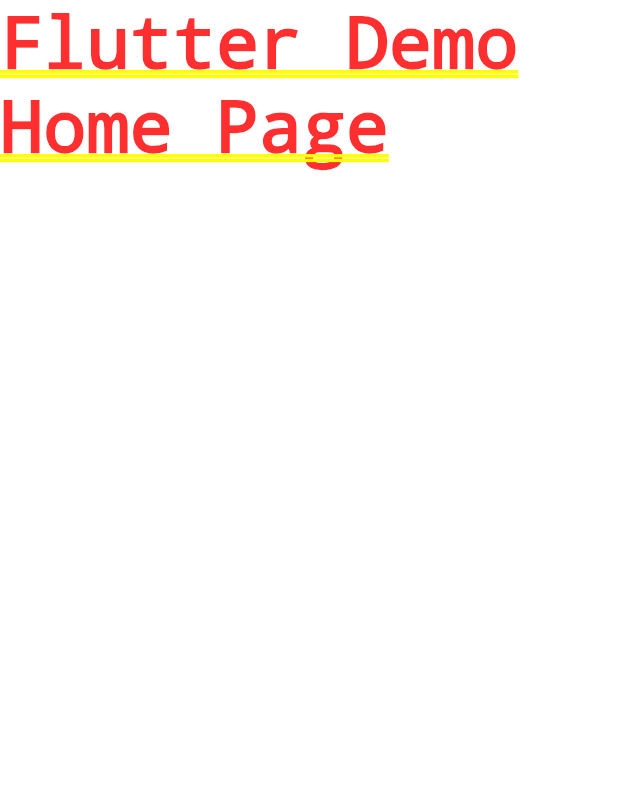
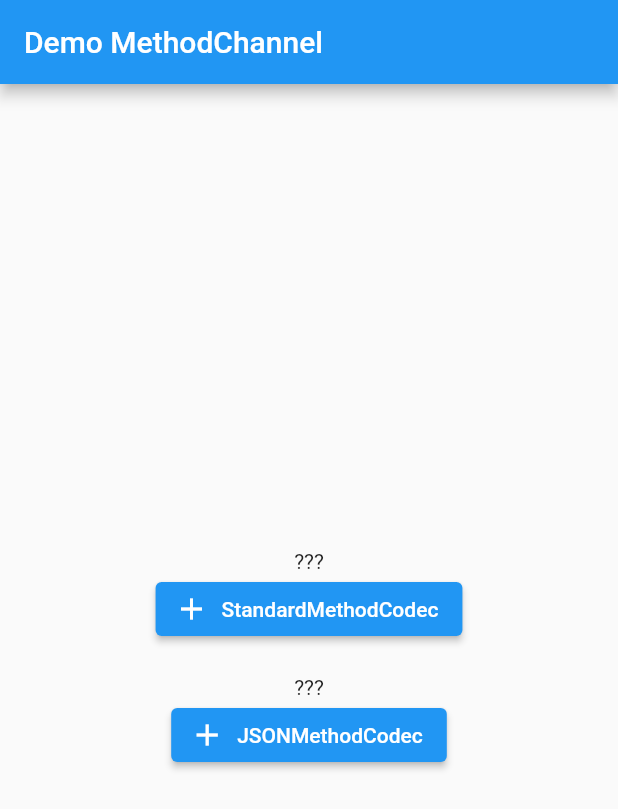
Before and after one commit to bhtri/flutter-platform-channel, a Flutter app: the screen it shows after launch, on a phone screen of 412 x 824 dp. Shown: the top 809 px of the screen. Run offline on Flutter 3.47's test engine with Material 2 defaults, Android fonts, the light colour scheme and no system bars.

Commit message:
🏷️  add floder channel

```diff
--- /dev/null
+++ b/lib/channel/method_channel.dart
@@ -0,0 +1,88 @@
+import 'package:flutter/material.dart';
+import 'package:flutter/services.dart';
+
+class DemoMethodChannel extends StatefulWidget {
+  @override
+  _DemoMethodChannelState createState() => _DemoMethodChannelState();
+}
+
+class _DemoMethodChannelState extends State<DemoMethodChannel> {
+  // Communication between dart & native code is through MethodChannel
+  static const defaultPlatform = MethodChannel('com.flutter/method1');
+  static const platform =
+      MethodChannel('com.flutter/method2', JSONMethodCodec());
+
+  String _deviceInfo1 = '???';
+  String _deviceInfo2 = '???';
+
+  @override
+  Widget build(BuildContext context) {
+    return Scaffold(
+      appBar: AppBar(
+        title: Text('Demo MethodChannel'),
+      ),
+      body: Container(
+        child: Center(
+          child: Column(
+            mainAxisAlignment: MainAxisAlignment.center,
+            children: [
+              Text(_deviceInfo1),
+              ElevatedButton.icon(
+                onPressed: () {
+                  _standardMethodCodec('model');
+                },
+                icon: Icon(Icons.add),
+                label: Text('StandardMethodCodec'),
+              ),
+              SizedBox(height: 20),
+              Text(_deviceInfo2),
+              ElevatedButton.icon(
+                onPressed: () {
+                  _jsonMethodCodec('model');
+                },
+                icon: Icon(Icons.add),
+                label: Text('JSONMethodCodec'),
+              ),
+            ],
+          ),
+        ),
+      ),
+    );
+  }
+
+  _standardMethodCodec(String model) async {
+    try {
+      String result = await defaultPlatform.invokeMethod('getDeviceInfoString', {
+        'type' : 'MODEL',
+      });
+
+      if (result != null) {
+        _deviceInfo1 = result;
+      } else {
+        _deviceInfo1 = 'can not get device info';
+      }
+    } on PlatformException catch (e) {
+      _deviceInfo1 = e.message;
+    }
+
+    setState(() {});
+  }
+
+  _jsonMethodCodec(String model) async {
+    try {
+      String result = await platform.invokeMethod('getDeviceInfo', {
+        'type' : 'MODEL',
+      });
+
+      if (result != null) {
+        _deviceInfo2 = result;
+      } else {
+        _deviceInfo2 = 'can not get device info';
+      }
+    } on PlatformException catch (e) {
+      _deviceInfo2 = e.message;
+    }
+
+    setState(() {});
+  }
+}
--- a/lib/main.dart
+++ b/lib/main.dart
@@ -1,4 +1,5 @@
 import 'package:flutter/material.dart';
+import 'channel/method_channel.dart';
 
 void main() {
   runApp(MyApp());
@@ -14,7 +15,7 @@
       theme: ThemeData(
         primarySwatch: Colors.blue,
       ),
-      home: Text('Flutter Demo Home Page'),
+      home: DemoMethodChannel(),
     );
   }
 }
```
Also changed, not shown: lib/channel/basic_message.dart (added, +17 -0 lines), lib/channel/event_channel.dart (added, +18 -0 lines).
